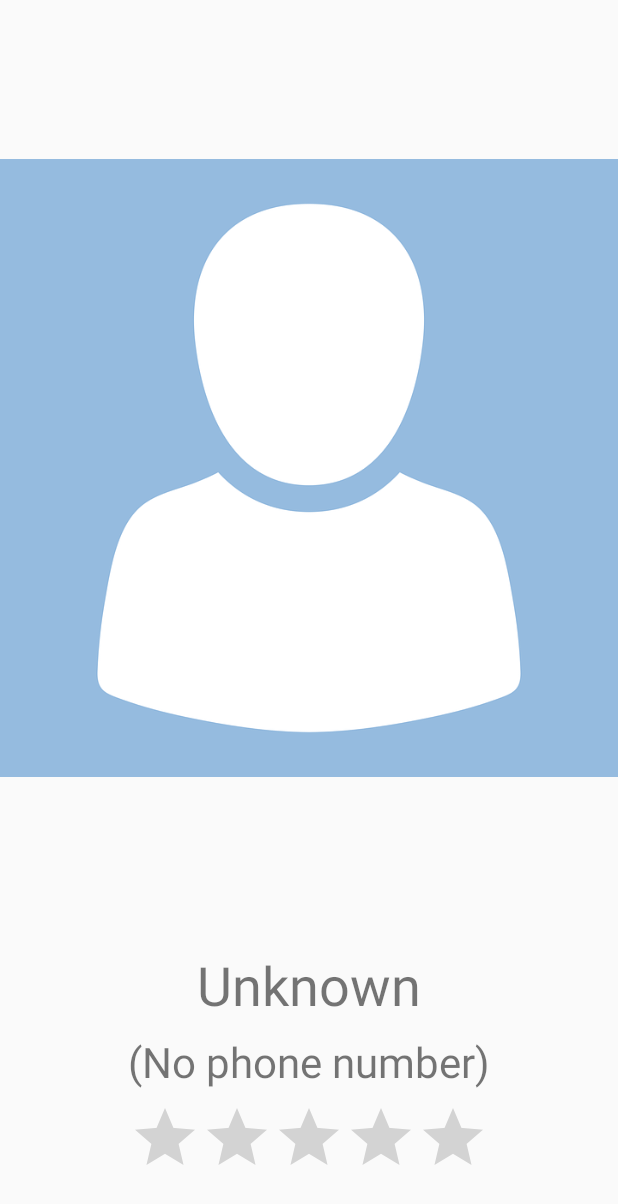
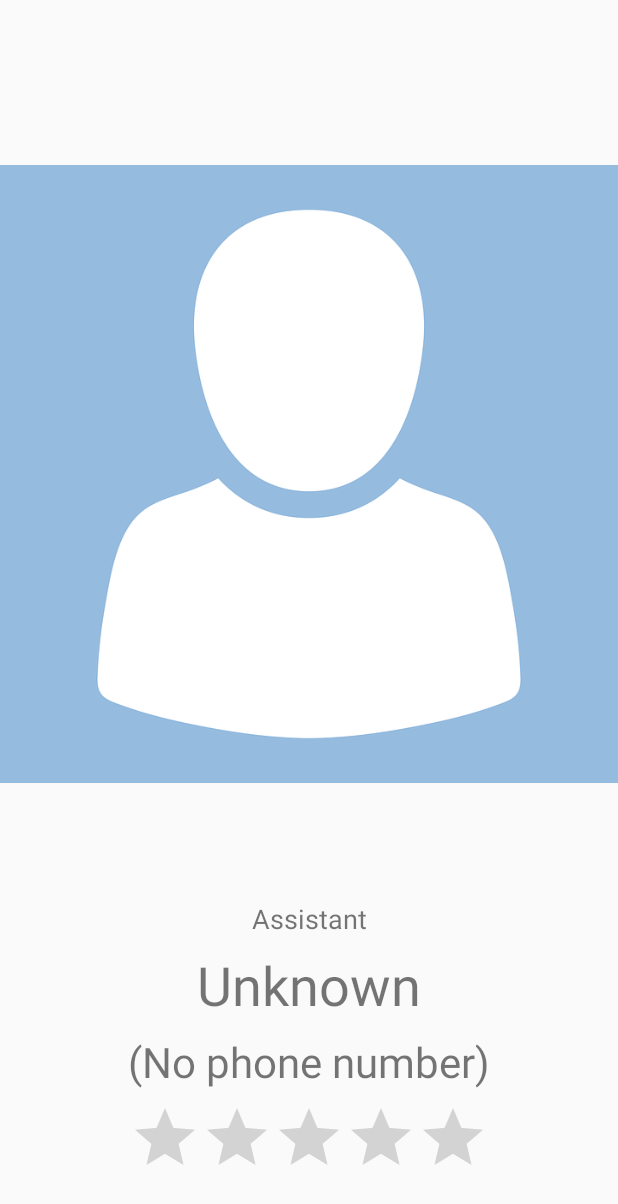
Before and after one commit to samuel-x/echo, an Android app: the layout activity_account_screen.xml on its own in the app's theme, with its tools: preview values and no code run, on a phone screen of 412 x 824 dp. Shown: the top 1204 px of the screen. Run offline under Robolectric (Android 15) with nearby library versions, the phone set to English and light mode, and no system bars.

Commit message:
Added a simple functional account screen. The rating is set after an assistant completes a task and the AP updates this value.

```diff
--- a/Echo/app/src/main/AndroidManifest.xml
+++ b/Echo/app/src/main/AndroidManifest.xml
@@ -38,7 +38,7 @@
         <activity android:name=".activities.ChatActivity" />
         <activity android:name=".activities.tasks.TaskCurrent" />
         <activity android:name=".activities.tasks.TaskAssistantList" />
-        <activity android:name=".activities.clientTaskManagement.FirebaseNotificationsAdapter" />
+        <activity android:name=".activities.AccountActivity" />
 
         <service android:name=".activities.tasks.uiElements.NotificationService">
             <intent-filter>
--- a/Echo/app/src/main/java/com/unimelb/droptable/echo/activities/RatingActivity.java
+++ b/Echo/app/src/main/java/com/unimelb/droptable/echo/activities/RatingActivity.java
@@ -4,6 +4,7 @@ import android.content.Intent;
 import android.os.Bundle;
 import android.support.v7.app.AppCompatActivity;
 import android.widget.Button;
+import android.widget.RatingBar;
 
 import com.unimelb.droptable.echo.ClientInfo;
 import com.unimelb.droptable.echo.R;
@@ -14,12 +15,14 @@ import com.unimelb.droptable.echo.clientTaskManagement.ImmutableTask;
 public class RatingActivity extends AppCompatActivity {
 
     private Button confirmRating;
+    private RatingBar ratingBar;
 
     @Override
     protected void onCreate(Bundle savedInstanceState) {
         super.onCreate(savedInstanceState);
         setContentView(R.layout.activity_rating);
 
+        ratingBar = findViewById(R.id.ratingBar);
         confirmRating = findViewById(R.id.ratingButton);
         confirmRating.setOnClickListener((view)->{completeTask();});
     }
@@ -33,6 +36,7 @@ public class RatingActivity extends AppCompatActivity {
         catch (Exception e) {
 
         }
+        FirebaseAdapter.updateUserRating(ClientInfo.getTask().getAssistant(), ratingBar.getRating());
         FirebaseAdapter.completeTask(ClientInfo.getTask());
         ClientInfo.setTask(null);
 
--- a/Echo/app/src/main/java/com/unimelb/droptable/echo/activities/taskCreation/TaskConfirm.java
+++ b/Echo/app/src/main/java/com/unimelb/droptable/echo/activities/taskCreation/TaskConfirm.java
@@ -1,5 +1,6 @@
 package com.unimelb.droptable.echo.activities.taskCreation;
 
+import android.content.Intent;
 import android.os.Bundle;
 import android.support.v7.app.AppCompatActivity;
 import android.widget.Button;
@@ -7,6 +8,7 @@ import android.widget.TextView;
 
 import com.unimelb.droptable.echo.ClientInfo;
 import com.unimelb.droptable.echo.R;
+import com.unimelb.droptable.echo.activities.ApMapActivity;
 import com.unimelb.droptable.echo.clientTaskManagement.FirebaseAdapter;
 import com.unimelb.droptable.echo.clientTaskManagement.ImmutableTask;
 import com.unimelb.droptable.echo.clientTaskManagement.Utility;
@@ -45,6 +47,7 @@ public class TaskConfirm extends AppCompatActivity {
         ClientInfo.setTask(task);
         FirebaseAdapter.pushTask(task);
 
+        startActivity(new Intent(this, ApMapActivity.class));
         // End this activity.
         finish();
     }
--- a/Echo/app/src/main/java/com/unimelb/droptable/echo/activities/tasks/TaskCurrent.java
+++ b/Echo/app/src/main/java/com/unimelb/droptable/echo/activities/tasks/TaskCurrent.java
@@ -257,7 +257,7 @@ public class TaskCurrent extends AppCompatActivity
 
     private void enableAvatar() {
         for (int i = 0; i < avatar.getChildCount(); i++) {
-            avatar.getChildAt(i).setAlpha(1.0f);
+            avatar.setEnabled(true);
         }
 
         for (int i = 0; i < searchingMessage.getChildCount(); i++) {
@@ -268,7 +268,7 @@ public class TaskCurrent extends AppCompatActivity
 
     private void disableAvatar() {
         for (int i = 0; i < avatar.getChildCount(); i++) {
-            avatar.getChildAt(i).setAlpha(0.06f);
+            avatar.setEnabled(false);
         }
 
         for (int i = 0; i < searchingMessage.getChildCount(); i++) {
--- a/Echo/app/src/main/res/layout/activity_account_screen.xml
+++ b/Echo/app/src/main/res/layout/activity_account_screen.xml
@@ -2,11 +2,12 @@
 <android.support.constraint.ConstraintLayout
     xmlns:android="http://schemas.android.com/apk/res/android"
     xmlns:app="http://schemas.android.com/apk/res-auto"
+    xmlns:tools="http://schemas.android.com/tools"
     android:layout_width="match_parent"
     android:layout_height="match_parent">
 
     <ImageView
-        android:id="@+id/imageView"
+        android:id="@+id/accountAvatar"
         android:layout_width="wrap_content"
         android:layout_height="0dp"
         android:layout_marginBottom="32dp"
@@ -15,12 +16,24 @@
         android:layout_marginRight="32dp"
         android:layout_marginStart="32dp"
         android:layout_marginTop="32dp"
-        android:contentDescription="Avatar of our user"
+        android:contentDescription="Avatar of our User"
         app:layout_constraintBottom_toTopOf="@id/textAccountUsername"
         app:layout_constraintEnd_toEndOf="parent"
         app:layout_constraintStart_toStartOf="parent"
         app:layout_constraintTop_toTopOf="parent"
-        app:srcCompat="@mipmap/icon_avatar" />
+        app:srcCompat="@mipmap/icon_avatar"
+        tools:ignore="HardcodedText" />
+
+    <TextView
+        android:id="@+id/textAccountIsAssistant"
+        android:layout_width="wrap_content"
+        android:layout_height="0dp"
+        android:text="@string/user_assistant_text"
+        android:textSize="@dimen/echoApSmall"
+        app:layout_constraintBottom_toTopOf="@id/textAccountUsername"
+        app:layout_constraintEnd_toEndOf="parent"
+        app:layout_constraintStart_toStartOf="parent"
+        app:layout_constraintTop_toBottomOf="@+id/accountAvatar" />
 
     <TextView
         android:id="@+id/textAccountUsername"
@@ -37,7 +50,7 @@
         app:layout_constraintBottom_toTopOf="@id/textAccountPhoneNumber"
         app:layout_constraintEnd_toEndOf="parent"
         app:layout_constraintStart_toStartOf="parent"
-        app:layout_constraintTop_toBottomOf="@+id/imageView" />
+        app:layout_constraintTop_toBottomOf="@+id/textAccountIsAssistant" />
 
     <TextView
         android:id="@+id/textAccountPhoneNumber"
@@ -68,4 +81,6 @@
         app:layout_constraintEnd_toEndOf="parent"
         app:layout_constraintStart_toStartOf="parent"
         app:layout_constraintTop_toBottomOf="@+id/textAccountPhoneNumber" />
+
+
 </android.support.constraint.ConstraintLayout>
--- a/Echo/app/src/main/res/values/strings.xml
+++ b/Echo/app/src/main/res/values/strings.xml
@@ -65,6 +65,9 @@
     <!-- Strings related to chat messaging screen -->
     <string name="message_prompt">"Enter message…"</string>
 
+    <!-- Strings related to account screen -->
+    <string name="user_assistant_text">"Assistant"</string>
+
     <!-- Intent extras values -->
     <string name="chat_partner">chat_partner</string>
 
```
Also changed, not shown: Echo/app/src/main/java/com/unimelb/droptable/echo/ClientInfo.java (+15 -0 lines), Echo/app/src/main/java/com/unimelb/droptable/echo/activities/AccountActivity.java (added, +50 -0 lines), Echo/app/src/main/java/com/unimelb/droptable/echo/activities/ApMapActivity.java (+8 -0 lines), Echo/app/src/main/java/com/unimelb/droptable/echo/activities/AssistantMapActivity.java (+9 -0 lines), Echo/app/src/main/java/com/unimelb/droptable/echo/clientTaskManagement/FirebaseAdapter.java (+19 -0 lines), Echo/app/src/main/res/layout/activity_ap_map.xml (+19 -0 lines), Echo/app/src/main/res/layout/activity_assistant_map.xml (+19 -0 lines).
